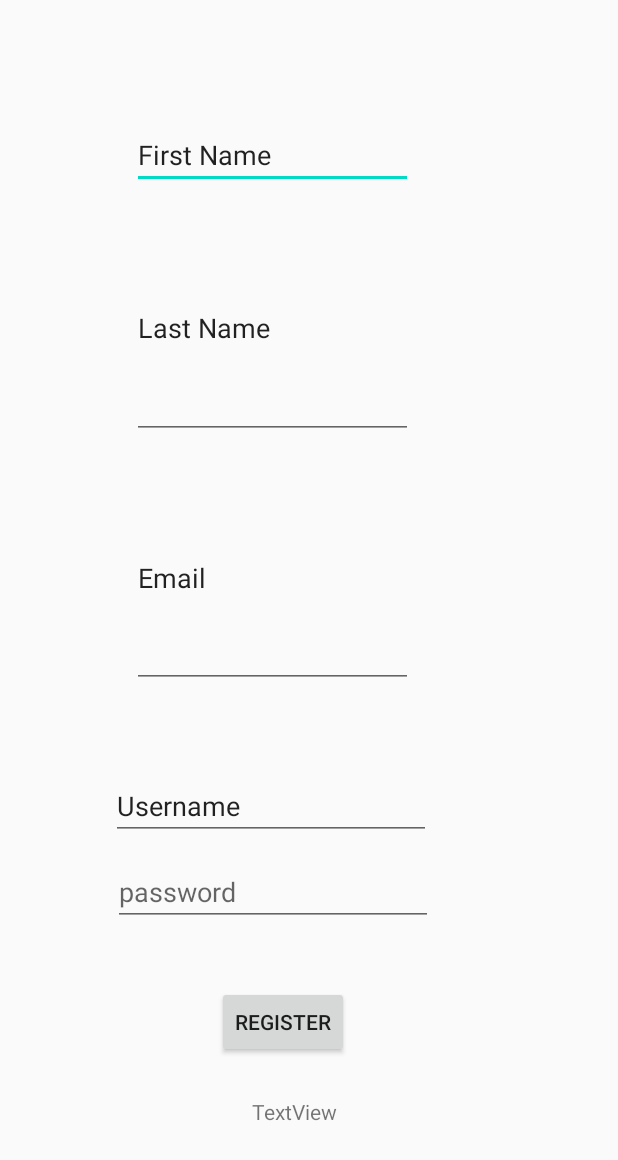
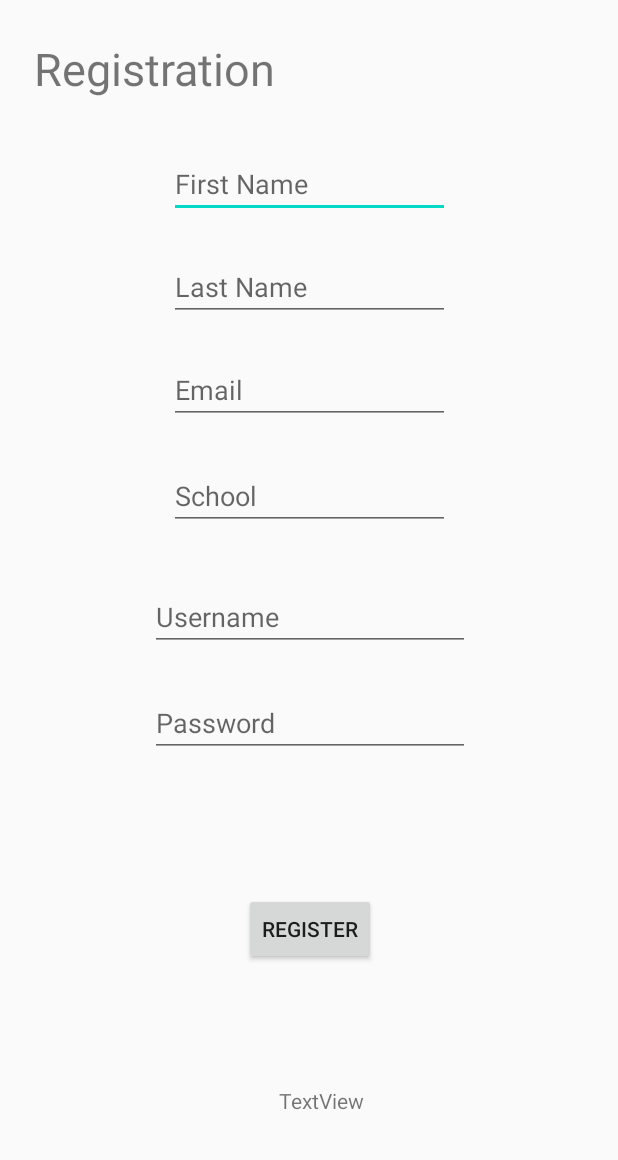
Before and after one commit to dlam15/BudgetUs, an Android app: the screen it shows after launch (RegisterActivity), after a tap on "REGISTER", on a phone screen of 412 x 824 dp. Shown: the top 1160 px of the screen. Run offline under Robolectric (Android 15) with nearby library versions, the phone set to English and light mode, and no system bars; our stand-ins replace Firebase (no records; nobody signed in at launch, a user with empty details on screens opened directly); libraries missing offline, so code that uses them is left out: javax.activation, javax.mail, javax.mail.internet.

Commit message:
edited to compile and run

```diff
--- a/BudgetUs/app/build.gradle
+++ b/BudgetUs/app/build.gradle
@@ -1,4 +1,5 @@
 apply plugin: 'com.android.application'
+//apply plugin: 'com.google.gms.google-services'  // Google Services plugin
 
 android {
     compileSdkVersion 30
@@ -38,5 +39,10 @@ dependencies {
     testImplementation 'junit:junit:4.12'
     androidTestImplementation 'androidx.test.ext:junit:1.1.1'
     androidTestImplementation 'androidx.test.espresso:espresso-core:3.2.0'
+    //implementation 'com.firebaseui:firebase-ui-auth:6.4.0'
+    //implementation platform('com.google.firebase:firebase-bom:26.1.1')
+    //implementation 'com.google.firebase:firebase-database'
+    //implementation 'com.google.firebase:firebase-analytics'
+    //implementation 'com.google.firebase:firebase-admin:7.1.0'
 
 }
--- a/BudgetUs/app/src/main/assets/database.json
+++ b/BudgetUs/app/src/main/assets/database.json
@@ -25,7 +25,7 @@
     },
     {
       "name": "John Doe",
-      "email": "budgetusemail@gmail.edu",
+      "email": "budgetusemail@gmail.com",
       "school": "Binghamton",
       "username": "admin",
       "password": "123"
--- a/BudgetUs/app/src/main/java/com/example/budgetus/FileProcessor.java
+++ b/BudgetUs/app/src/main/java/com/example/budgetus/FileProcessor.java
@@ -1,10 +1,16 @@
 package com.example.budgetus;
 
+import android.content.Context;
 import android.util.JsonReader;
 
 import java.io.FileNotFoundException;
 import java.io.FileReader;
 import java.io.IOException;
+import java.io.InputStream;
+import java.io.InputStreamReader;
+import java.io.OutputStream;
+import java.io.OutputStreamWriter;
+import java.io.Reader;
 import java.nio.file.InvalidPathException;
 import java.util.ArrayList;
 import java.util.HashMap;
@@ -13,15 +19,29 @@ import java.util.Map;
 
 public class FileProcessor {
     private String file = "database.json";
-    private FileReader reader;
+    //private FileReader reader;
+    private Reader reader;
+    private Context mContext;
 
-    public FileProcessor() throws InvalidPathException, SecurityException, FileNotFoundException, IOException {
-        reader = new FileReader(file);
+    //changes
+//-change FileReader to Reader
+//-add a context, passed from MainActivity (via UserRecord)
+//-move database to assets folder
+//-add InputStream to open file
+
+    //public FileProcessor() throws InvalidPathException, SecurityException, FileNotFoundException, IOException {
+        //reader = new FileReader(file);
+    public FileProcessor(Context context) throws InvalidPathException, SecurityException, FileNotFoundException, IOException {
+            //this code opens database.json, now stored at app/src/main/assets
+            //info from https://stackoverflow.com/questions/30417810/reading-from-a-text-file-in-android-studio-java
+            mContext = context;
+            InputStream in = mContext.getAssets().open(file);
+            reader = new InputStreamReader(in);
     }
 
     public Map<String, User> getUserMap(){
         Map<String, User> hashmap = new HashMap<String, User>(1000);
-        List<User> userList = new ArrayList<User>();
+        List<User> userList = new ArrayList<>();
 
         try {
             JsonReader jFile = new JsonReader(reader);
--- a/BudgetUs/app/src/main/java/com/example/budgetus/MainActivity.java
+++ b/BudgetUs/app/src/main/java/com/example/budgetus/MainActivity.java
@@ -8,67 +8,73 @@ import android.widget.EditText;
 
 import androidx.appcompat.app.AppCompatActivity;
 
-;
+import java.util.Arrays;
+import java.util.List;
 
-
+//import com.firebase.ui.auth.AuthUI;
+//import com.firebase.ui.auth.IdpResponse;
+//import com.google.firebase.auth.FirebaseAuth;
+//import com.google.firebase.auth.FirebaseUser;
 
 public class MainActivity extends AppCompatActivity {
 
-    private EditText username;
-    private EditText password;
-    private Button loginbutton;
-    private Button toRegBtn;//teresa
-    private Button forgotUsernamebutton;//teresa
-    private Button forgotPasswordbutton;//teresa
+    //private EditText username;
+    //private EditText password;
+    //private Button loginbutton;
+    //private Button toRegBtn;//teresa
+    //private Button forgotUsernamebutton;
+    //private Button forgotPasswordbutton;
     private UserRecord userRecord;
+    //static final String EXTRA_RECORD = "com.example.EXTRA_RECORD";
 
+   // private static final int RC_SIGN_IN = 123;//for authentication
     @Override
     protected void onCreate(Bundle savedInstanceState) {
         super.onCreate(savedInstanceState);
         setContentView(R.layout.activity_main);
 
 
-        Button toRegBtn = (Button) findViewById(R.id.goToRegisterButton);
+        /*Button toRegBtn = (Button) findViewById(R.id.goToRegisterButton);
         toRegBtn.setOnClickListener(new View.OnClickListener() {
             @Override
             public void onClick(View view) {
                 launchRegisterActivity();
             }
-        });
-        userRecord = new UserRecord();//UserRecord userRecord = new UserRecord(MainActivity.this); matt
+        });*/
+        //userRecord = new UserRecord();
+        userRecord = new UserRecord(MainActivity.this); //matt
+
 
 
         //Variables
-         username = (EditText) findViewById(R.id.editUsername);
-         password = (EditText)findViewById(R.id.editPassword);
-         loginbutton = (Button) findViewById(R.id.btLogin);
-         toRegBtn = (Button) findViewById(R.id.goToRegisterButton);//teresa
-         forgotUsernamebutton = (Button) findViewById(R.id.btForgotUsername);//teresa
-         forgotPasswordbutton = (Button) findViewById(R.id.btForgotPassword);//teresa
+         //final EditText username = (EditText) findViewById(R.id.editUsername);
+         //final EditText password = (EditText)findViewById(R.id.editPassword);
+         Button loginbutton = (Button) findViewById(R.id.btLogin);
+         Button toRegBtn = (Button) findViewById(R.id.goToRegisterButton);
+         Button forgotUsernamebutton = (Button) findViewById(R.id.btForgotUsername);
+         Button forgotPasswordbutton = (Button) findViewById(R.id.btForgotPassword);
 
-        //Register Button //teresa
+        //Register Button
         toRegBtn.setOnClickListener(new View.OnClickListener() {
             @Override
-            public void onClick(View view) { launchRegisterActivity(); }
+            public void onClick(View view) {
+                launchRegisterActivity(); }
         });
 
         //Login Button
          loginbutton.setOnClickListener(new View.OnClickListener() {
              @Override
              public void onClick(View view) {
+                 EditText username = (EditText) findViewById(R.id.editUsername); //derrick
+                 EditText password = (EditText)findViewById(R.id.editPassword); //derrick
                  String inputUser = username.getText().toString().trim();
                  String inputPass = password.getText().toString().trim();
                  validate(inputUser,inputPass);
              }
          });
 
-        // registerbutton.setOnClickListener(new Button.OnClickListener(){
-        //     public void onClick(View view) {
-        //         Intent registerPage = new Intent(MainActivity.this, Register.class);
-        //         startActivity(registerPage);
-        //     }
-        // });
-        /* teresa
+
+        // teresa
         //Forgot Username Button
         forgotUsernamebutton.setOnClickListener(new View.OnClickListener() {
             @Override
@@ -84,7 +90,17 @@ public class MainActivity extends AppCompatActivity {
                 launchForgotPasswordActivity();
             }
         });
-        */
+
+        //derrick
+        /*List<AuthUI.IdpConfig> providers = Arrays.asList(
+                new AuthUI.IdpConfig.EmailBuilder().build());
+        startActivityForResult(
+                AuthUI.getInstance()
+                        .createSignInIntentBuilder()
+                        .setAvailableProviders(providers)
+                        .build(),
+                RC_SIGN_IN);*/
+
     }
 
     //Functions
@@ -92,17 +108,17 @@ public class MainActivity extends AppCompatActivity {
         Intent intent = new Intent(this, RegisterActivity.class);
         startActivity(intent);
     }
-/* teresa
+    // teresa
     private void launchForgotUsernameActivity(){
-        Intent intent = new Intent(this, forgotLogin.class);
+        Intent intent = new Intent(this, ForgotUser.class);
         startActivity(intent);
     }
 
     private void launchForgotPasswordActivity(){
-        Intent intent = new Intent(this, forgotLogin2.class);
+        Intent intent = new Intent(this, ForgotPass.class);
         startActivity(intent);
     }
-*/
+
 
     private void validate(String userName,String userPassword) {
          //get username and password
@@ -120,5 +136,25 @@ public class MainActivity extends AppCompatActivity {
          }
      }
 
+     //derrick
+    /*protected void onActivityResult(int requestCode, int resultCode, Intent data) {
+        super.onActivityResult(requestCode, resultCode, data);
+
+        if (requestCode == RC_SIGN_IN) {
+            IdpResponse response = IdpResponse.fromResultIntent(data);
+
+            if (resultCode == RESULT_OK) {
+                // Successfully signed in
+                FirebaseUser user = FirebaseAuth.getInstance().getCurrentUser();
+                // ...
+            } else {
+                // Sign in failed. If response is null the user canceled the
+                // sign-in flow using the back button. Otherwise check
+                // response.getError().getErrorCode() and handle the error.
+                // ...
+            }
+        }
+    }*/
+
 
 }
--- a/BudgetUs/app/src/main/java/com/example/budgetus/User.java
+++ b/BudgetUs/app/src/main/java/com/example/budgetus/User.java
@@ -2,7 +2,7 @@ package com.example.budgetus;
 import java.util.*;
 import java.io.*;
 
-public class User
+public class User implements Serializable
 {
 	private String name;
 	private String email;
--- a/BudgetUs/app/src/main/res/layout/activity_register.xml
+++ b/BudgetUs/app/src/main/res/layout/activity_register.xml
@@ -10,44 +10,37 @@
         android:id="@+id/firstNameEditText"
         android:layout_width="0dp"
         android:layout_height="43dp"
-        android:layout_marginBottom="12dp"
+        android:layout_marginTop="25dp"
         android:ems="10"
         android:hint="First Name"
         android:inputType="textPersonName"
-        android:text="First Name"
-        app:layout_constraintBottom_toTopOf="@+id/lastNameEditText"
         app:layout_constraintEnd_toEndOf="@+id/lastNameEditText"
         app:layout_constraintStart_toStartOf="@+id/lastNameEditText"
-        app:layout_constraintTop_toTopOf="parent"
-        app:layout_constraintVertical_bias="0.922" />
+        app:layout_constraintTop_toBottomOf="@+id/registerText" />
 
     <EditText
         android:id="@+id/lastNameEditText"
         android:layout_width="187dp"
-        android:layout_height="0dp"
-        android:layout_marginStart="88dp"
-        android:layout_marginLeft="88dp"
-        android:layout_marginTop="145dp"
-        android:layout_marginBottom="19dp"
+        android:layout_height="43dp"
+        android:layout_marginTop="25dp"
         android:ems="10"
+        android:hint="Last Name"
         android:inputType="textPersonName"
-        android:text="Last Name"
-        app:layout_constraintBottom_toTopOf="@+id/emailEditText"
+        app:layout_constraintEnd_toEndOf="parent"
         app:layout_constraintStart_toStartOf="parent"
-        app:layout_constraintTop_toTopOf="parent" />
+        app:layout_constraintTop_toBottomOf="@+id/firstNameEditText" />
 
     <EditText
         android:id="@+id/emailEditText"
         android:layout_width="0dp"
-        android:layout_height="0dp"
-        android:layout_marginBottom="56dp"
+        android:layout_height="43dp"
+        android:layout_marginTop="25dp"
         android:ems="10"
         android:hint="Email"
         android:inputType="textEmailAddress"
         android:singleLine="true"
-        android:text="Email"
-        app:layout_constraintBottom_toTopOf="@+id/usernameEditText"
         app:layout_constraintEnd_toEndOf="@+id/lastNameEditText"
+        app:layout_constraintHorizontal_bias="0.0"
         app:layout_constraintStart_toStartOf="@+id/lastNameEditText"
         app:layout_constraintTop_toBottomOf="@+id/lastNameEditText" />
 
@@ -55,30 +48,25 @@
         android:id="@+id/usernameEditText"
         android:layout_width="wrap_content"
         android:layout_height="wrap_content"
-        android:layout_marginStart="74dp"
-        android:layout_marginLeft="74dp"
-        android:layout_marginBottom="12dp"
+        android:layout_marginTop="35dp"
         android:ems="10"
-        android:hint="username"
+        android:hint="Username"
         android:inputType="textPersonName"
-        android:text="Username"
-        app:layout_constraintBottom_toTopOf="@+id/passwordEditText"
+        app:layout_constraintEnd_toEndOf="parent"
+        app:layout_constraintHorizontal_bias="0.502"
         app:layout_constraintStart_toStartOf="parent"
-        app:layout_constraintTop_toBottomOf="@+id/emailEditText" />
+        app:layout_constraintTop_toBottomOf="@+id/schoolEditText" />
 
     <EditText
         android:id="@+id/passwordEditText"
         android:layout_width="wrap_content"
         android:layout_height="wrap_content"
-        android:layout_marginStart="1dp"
-        android:layout_marginLeft="1dp"
-        android:layout_marginBottom="40dp"
-        android:contentDescription="password"
+        android:layout_marginTop="25dp"
         android:ems="10"
-        android:hint="password"
+        android:hint="Password"
         android:inputType="textPassword"
         android:singleLine="true"
-        app:layout_constraintBottom_toTopOf="@+id/registerBtn"
+        app:layout_constraintEnd_toEndOf="@+id/usernameEditText"
         app:layout_constraintStart_toStartOf="@+id/usernameEditText"
         app:layout_constraintTop_toBottomOf="@+id/usernameEditText" />
 
@@ -86,12 +74,12 @@
         android:id="@+id/registerBtn"
         android:layout_width="wrap_content"
         android:layout_height="wrap_content"
-        android:layout_marginEnd="56dp"
-        android:layout_marginRight="56dp"
+        android:layout_marginTop="35dp"
         android:layout_marginBottom="26dp"
         android:text="Register"
         app:layout_constraintBottom_toTopOf="@+id/outTextView"
         app:layout_constraintEnd_toEndOf="@+id/passwordEditText"
+        app:layout_constraintStart_toStartOf="@+id/passwordEditText"
         app:layout_constraintTop_toBottomOf="@+id/passwordEditText" />
 
     <TextView
@@ -100,11 +88,36 @@
         android:layout_height="wrap_content"
         android:layout_marginStart="23dp"
         android:layout_marginLeft="23dp"
-        android:layout_marginBottom="73dp"
+        android:layout_marginBottom="25dp"
         android:text="TextView"
         app:layout_constraintBottom_toBottomOf="parent"
         app:layout_constraintStart_toStartOf="@+id/registerBtn"
         app:layout_constraintTop_toBottomOf="@+id/registerBtn"
         tools:text="output" />
 
+    <EditText
+        android:id="@+id/schoolEditText"
+        android:layout_width="0dp"
+        android:layout_height="wrap_content"
+        android:layout_marginTop="25dp"
+        android:ems="10"
+        android:hint="School"
+        android:inputType="textPersonName"
+        app:layout_constraintEnd_toEndOf="@+id/emailEditText"
+        app:layout_constraintStart_toStartOf="@+id/emailEditText"
+        app:layout_constraintTop_toBottomOf="@+id/emailEditText" />
+
+    <TextView
+        android:id="@+id/registerText"
+        android:layout_width="191dp"
+        android:layout_height="51dp"
+        android:layout_marginTop="25dp"
+        android:layout_marginEnd="175dp"
+        android:layout_marginRight="175dp"
+        android:text="Registration"
+        android:textSize="30sp"
+        app:layout_constraintEnd_toEndOf="parent"
+        app:layout_constraintStart_toStartOf="parent"
+        app:layout_constraintTop_toTopOf="parent" />
+
 </androidx.constraintlayout.widget.ConstraintLayout>
--- a/BudgetUs/app/src/main/res/values/strings.xml
+++ b/BudgetUs/app/src/main/res/values/strings.xml
@@ -2,6 +2,8 @@
     <string name="app_name">BudgetUs</string>
     <string name="title_activity_register">RegisterActivity</string>
     <string name="title_activity_dashboard">MainDashboard</string>
+    <string name="title_activity_forgotLogin">forgotLogin</string>
+    <string name="title_activity_forgotLogin2">forgotLogin2</string>
     <!-- Strings used for fragments for navigation -->
     <string name="first_fragment_label">First Fragment</string>
     <string name="second_fragment_label">Second Fragment</string>
--- a/BudgetUs/build.gradle
+++ b/BudgetUs/build.gradle
@@ -5,7 +5,8 @@ buildscript {
         jcenter()
     }
     dependencies {
-        classpath 'com.android.tools.build:gradle:4.1.0'
+        classpath 'com.android.tools.build:gradle:4.1.1'
+        //classpath 'com.google.gms:google-services:4.3.4'  // Google Services plugin
 
         // NOTE: Do not place your application dependencies here; they belong
         // in the individual module build.gradle files
```
Also changed, not shown: BudgetUs/app/src/main/AndroidManifest.xml (+9 -0 lines), BudgetUs/app/src/main/java/com/example/budgetus/ForgotPass.java (renamed from BudgetUs/app/src/main/java/com/example/budgetus/forgotLogin.java, +8 -9 lines), BudgetUs/app/src/main/java/com/example/budgetus/ForgotUser.java (renamed from BudgetUs/app/src/main/java/com/example/budgetus/forgotLogin2.java, +9 -8 lines), BudgetUs/app/src/main/java/com/example/budgetus/RegisterActivity.java (+21 -3 lines), BudgetUs/app/src/main/java/com/example/budgetus/UserRecord.java (+39 -140 lines), BudgetUs/app/src/main/res/drawable/darkblue.jpg (added), BudgetUs/app/src/main/res/layout/activity_forgot_pass.xml (renamed from BudgetUs/app/src/main/res/layout/activity_forgot_login2.xml), BudgetUs/app/src/main/res/layout/activity_forgot_user.xml (renamed from BudgetUs/app/src/main/res/layout/activity_forgot_login.xml).
